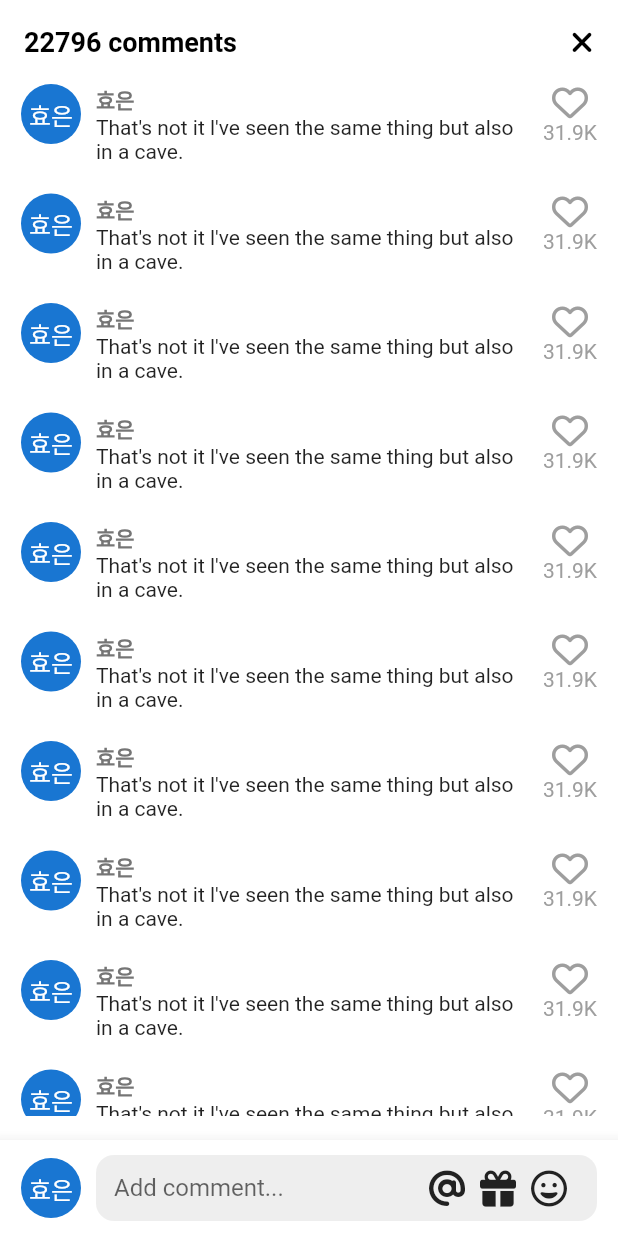
After one commit to hyosari-kim/clone_ticktok, a Flutter app: the VideoComments screen opened directly, on a phone screen of 412 x 824 dp. The commit adds this screen. Run offline on Flutter 3.47's test engine with Material 2 defaults, Android fonts, the phone set to English and light mode, and no system bars; our stand-ins replace font_awesome_flutter, video_player, visibility_detector; network calls fail.

Commit message:
feat: add comments

```diff
--- a/lib/screens/main_screen.dart
+++ b/lib/screens/main_screen.dart
@@ -34,6 +34,7 @@ class _MainScreenState extends State<MainScreen> {
   @override
   Widget build(BuildContext context) {
     return Scaffold(
+      resizeToAvoidBottomInset: false,
       backgroundColor: _selectedTab == 0 ? Colors.black : Colors.white,
       body: Stack(children: [
         Offstage(
--- /dev/null
+++ b/lib/widget/video/video_comments.dart
@@ -0,0 +1,194 @@
+import 'package:flutter/material.dart';
+import 'package:font_awesome_flutter/font_awesome_flutter.dart';
+import 'package:tiktok_clone/constants/gaps.dart';
+import 'package:tiktok_clone/constants/sizes.dart';
+
+class VideoComments extends StatefulWidget {
+  const VideoComments({super.key});
+
+  @override
+  State<VideoComments> createState() => _VideoCommentsState();
+}
+
+class _VideoCommentsState extends State<VideoComments> {
+  final ScrollController _scrollController = ScrollController();
+  bool _isWriting = false;
+
+  void _onTapClose() {
+    Navigator.of(context).pop();
+  }
+
+  void _stopWriting() {
+    FocusScope.of(context).unfocus();
+    setState(() {
+      _isWriting = false;
+    });
+  }
+
+  void _onTapInputField() {
+    setState(() {
+      _isWriting = true;
+    });
+  }
+
+  @override
+  Widget build(BuildContext context) {
+    Size size = MediaQuery.of(context).size;
+
+    return Container(
+      height: size.height * 0.7,
+      clipBehavior: Clip.hardEdge,
+      decoration: BoxDecoration(
+        borderRadius: BorderRadius.circular(Sizes.size14),
+        color: Colors.white,
+      ),
+      child: Scaffold(
+        appBar: AppBar(
+          title: const Text("22796 comments"),
+          automaticallyImplyLeading: false,
+          actions: [
+            IconButton(
+              onPressed: _onTapClose,
+              icon: const FaIcon(
+                FontAwesomeIcons.xmark,
+                color: Colors.black,
+              ),
+            )
+          ],
+        ),
+        body: GestureDetector(
+          onTap: _stopWriting,
+          child: Stack(
+            children: [
+              Scrollbar(
+                controller: _scrollController,
+                child: Padding(
+                  padding: const EdgeInsets.only(
+                    right: Sizes.size14,
+                    left: Sizes.size14,
+                    bottom: Sizes.size80,
+                  ),
+                  child: ListView.separated(
+                    controller: _scrollController,
+                    itemCount: 10,
+                    separatorBuilder: (context, index) => Gaps.v20,
+                    itemBuilder: ((context, index) => Row(
+                          crossAxisAlignment: CrossAxisAlignment.start,
+                          children: [
+                            const CircleAvatar(
+                              child: Text(
+                                "효은",
+                              ),
+                            ),
+                            Gaps.h10,
+                            Expanded(
+                              child: Column(
+                                crossAxisAlignment: CrossAxisAlignment.start,
+                                children: [
+                                  Text("효은",
+                                      style: TextStyle(
+                                          color: Colors.grey.shade600,
+                                          fontWeight: FontWeight.w600,
+                                          fontSize: Sizes.size14)),
+                                  const Text(
+                                    "That's not it l've seen the same thing but also in a cave.",
+                                    style: TextStyle(fontSize: Sizes.size14),
+                                  )
+                                ],
+                              ),
+                            ),
+                            Gaps.h6,
+                            Column(
+                              children: [
+                                FaIcon(
+                                  FontAwesomeIcons.heart,
+                                  color: Colors.grey.shade500,
+                                ),
+                                Text(
+                                  "31.9K",
+                                  style: TextStyle(color: Colors.grey.shade500),
+                                )
+                              ],
+                            )
+                          ],
+                        )),
+                  ),
+                ),
+              ),
+              Positioned(
+                bottom: 0,
+                width: size.width,
+                child: BottomAppBar(
+                  child: Padding(
+                    padding: const EdgeInsets.symmetric(
+                        horizontal: Sizes.size14, vertical: Sizes.size10),
+                    child: Row(
+                      mainAxisAlignment: MainAxisAlignment.center,
+                      children: [
+                        const CircleAvatar(
+                          child: Text("효은"),
+                        ),
+                        Gaps.h10,
+                        Expanded(
+                          child: SizedBox(
+                            height: Sizes.size44,
+                            child: TextField(
+                              onTap: _onTapInputField,
+                              expands: true,
+                              maxLines: null,
+                              minLines: null,
+                              textInputAction: TextInputAction.newline,
+                              cursorColor: Theme.of(context).primaryColor,
+                              decoration: InputDecoration(
+                                  hintText: "Add comment...",
+                                  filled: true,
+                                  border: OutlineInputBorder(
+                                    borderRadius:
+                                        BorderRadius.circular(Sizes.size12),
+                                    borderSide: BorderSide.none,
+                                  ),
+                                  fillColor: Colors.grey.shade200,
+                                  contentPadding: const EdgeInsets.symmetric(
+                                    horizontal: Sizes.size12,
+                                  ),
+                                  suffixIcon: Padding(
+                                    padding: const EdgeInsets.only(
+                                        right: Sizes.size10),
+                                    child: Row(
+                                      mainAxisSize: MainAxisSize.min,
+                                      children: [
+                                        FaIcon(FontAwesomeIcons.at,
+                                            color: Colors.grey.shade900),
+                                        Gaps.h10,
+                                        FaIcon(FontAwesomeIcons.gift,
+                                            color: Colors.grey.shade900),
+                                        Gaps.h10,
+                                        FaIcon(FontAwesomeIcons.faceGrin,
+                                            color: Colors.grey.shade900),
+                                        Gaps.h10,
+                                        if (_isWriting)
+                                          GestureDetector(
+                                            onTap: _stopWriting,
+                                            child: FaIcon(
+                                                FontAwesomeIcons.circleArrowUp,
+                                                color: Theme.of(context)
+                                                    .primaryColor),
+                                          )
+                                      ],
+                                    ),
+                                  )),
+                            ),
+                          ),
+                        )
+                      ],
+                    ),
+                  ),
+                ),
+              ),
+            ],
+          ),
+        ),
+      ),
+    );
+  }
+}
--- a/lib/widget/video/video_post.dart
+++ b/lib/widget/video/video_post.dart
@@ -3,6 +3,7 @@ import 'package:font_awesome_flutter/font_awesome_flutter.dart';
 import 'package:tiktok_clone/constants/gaps.dart';
 import 'package:tiktok_clone/constants/sizes.dart';
 import 'package:tiktok_clone/widget/video/video_action_button.dart';
+import 'package:tiktok_clone/widget/video/video_comments.dart';
 import 'package:tiktok_clone/widget/video/video_description.dart';
 import 'package:tiktok_clone/widget/video/video_host_avatar.dart';
 import 'package:video_player/video_player.dart';
@@ -68,6 +69,18 @@ class _VideoPostState extends State<VideoPost>
         _isPlaying = true;
       });
     }
+  }
+
+  void _onCommentIconTap() {
+    if (_videoPlayerController.value.isPlaying) {
+      _onTogglePause();
+    }
+    showModalBottomSheet(
+      isScrollControlled: true,
+      context: context,
+      backgroundColor: Colors.transparent,
+      builder: (context) => const VideoComments(),
+    );
   }
 
   @override
@@ -140,16 +153,20 @@ class _VideoPostState extends State<VideoPost>
             right: 10,
             bottom: 20,
             child: Column(
-              children: const [
-                VideoHostAvatar(),
+              children: [
+                const VideoHostAvatar(),
                 Gaps.v28,
-                VideoActionButton(
+                const VideoActionButton(
                     icon: FontAwesomeIcons.solidHeart, text: "2.3M"),
                 Gaps.v24,
-                VideoActionButton(
-                    icon: FontAwesomeIcons.solidMessage, text: "33.0K"),
+                GestureDetector(
+                  onTap: _onCommentIconTap,
+                  child: const VideoActionButton(
+                      icon: FontAwesomeIcons.solidMessage, text: "33.0K"),
+                ),
                 Gaps.v24,
-                VideoActionButton(icon: FontAwesomeIcons.share, text: "Share"),
+                const VideoActionButton(
+                    icon: FontAwesomeIcons.share, text: "Share"),
               ],
             ),
           )
```
